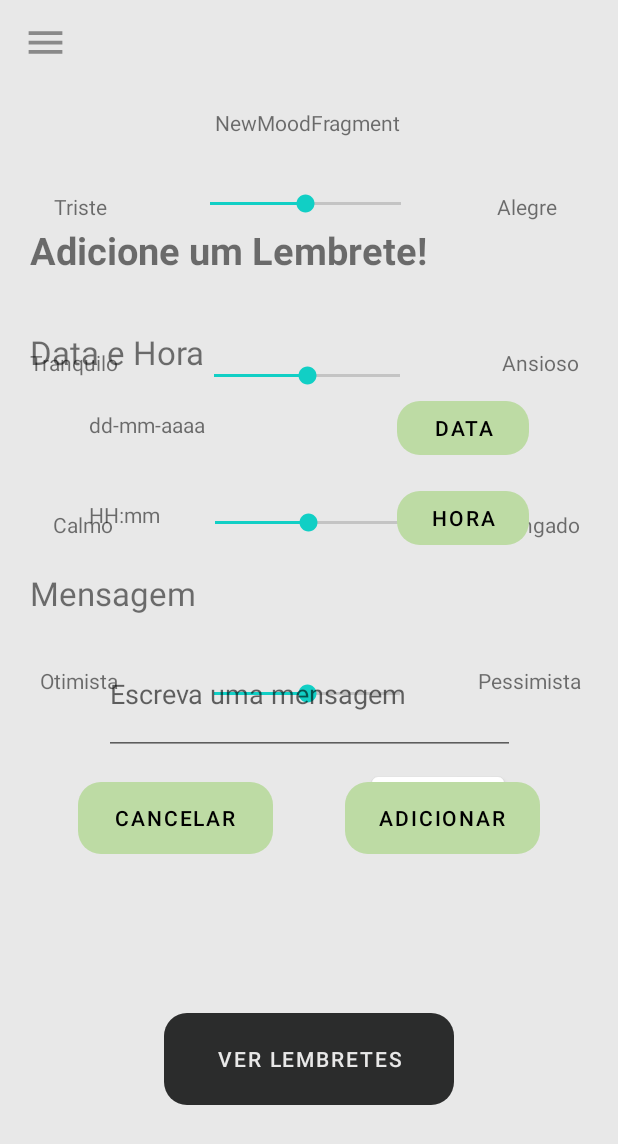
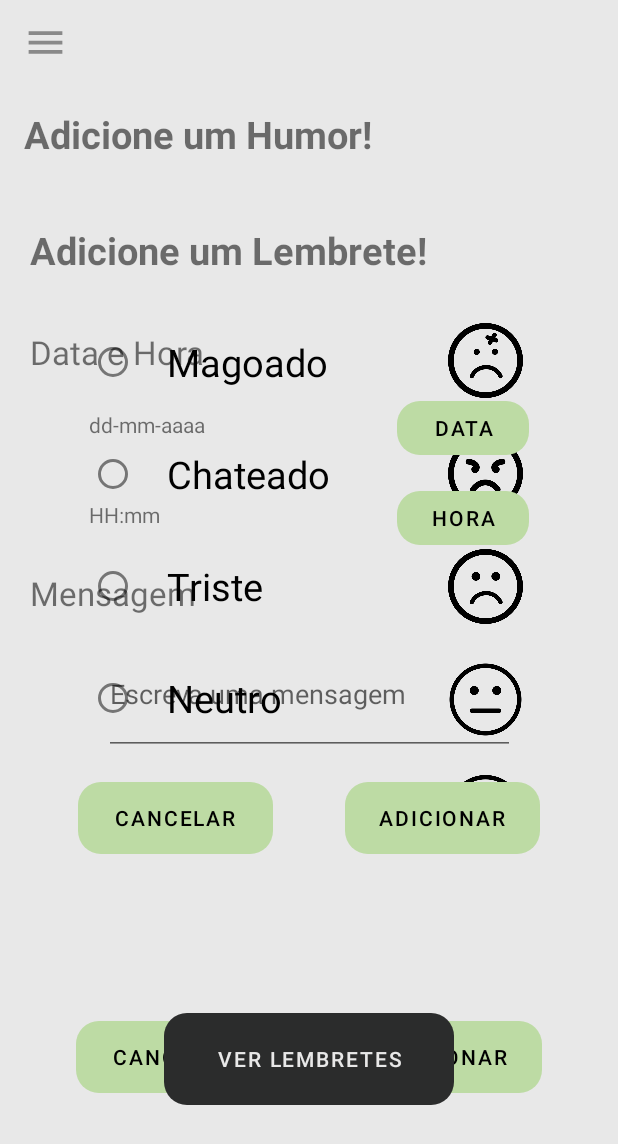
Before and after one commit to DiogoRDuarte/WalkInThePark, an Android app: the fragment NewMoodFragment placed in its activity, after a tap on "ADICIONAR", on a phone screen of 412 x 824 dp. Shown: the top 1144 px of the screen. Run offline under Robolectric (Android 15) with nearby library versions, the phone set to English and light mode, and no system bars; our stand-ins replace Firebase (no records; nobody signed in at launch, a user with empty details on screens opened directly), navigation-ui; libraries missing offline, so code that uses them is left out: com.warkiz.widget; 2 statements that could not run were skipped; 3 other taps on this screen came first.

Commit message:
NewMood xml

```diff
--- a/WalkInThePark/app/src/main/res/layout/fragment_new_mood.xml
+++ b/WalkInThePark/app/src/main/res/layout/fragment_new_mood.xml
@@ -8,153 +8,164 @@
     tools:context=".NewMoodFragment">
 
     <TextView
-        android:id="@+id/textView3"
-        android:layout_width="wrap_content"
+        android:id="@+id/adicionarMood"
+        android:layout_width="match_parent"
         android:layout_height="wrap_content"
+        android:layout_marginStart="16dp"
         android:layout_marginTop="16dp"
-        android:text="NewMoodFragment"
+        android:layout_marginEnd="16dp"
+        android:text="@string/string_new_mood"
+        android:textSize="25sp"
+        android:textStyle="bold"
         app:layout_constraintEnd_toEndOf="parent"
-        app:layout_constraintHorizontal_bias="0.498"
         app:layout_constraintStart_toStartOf="parent"
         app:layout_constraintTop_toTopOf="parent" />
 
-    <SeekBar
-        android:id="@+id/seekBar4"
-        android:layout_width="156dp"
-        android:layout_height="54dp"
-        android:layout_marginTop="60dp"
-        android:max="100"
-        android:progress="50"
-        app:layout_constraintEnd_toEndOf="parent"
-        app:layout_constraintHorizontal_bias="0.494"
-        app:layout_constraintStart_toStartOf="parent"
-        app:layout_constraintTop_toBottomOf="@+id/seekBar3" />
-
-    <TextView
-        android:id="@+id/textView22"
+    <RadioGroup
+        android:id="@+id/radioGroup2"
         android:layout_width="wrap_content"
         android:layout_height="wrap_content"
-        android:layout_marginStart="48dp"
-        android:layout_marginTop="284dp"
-        android:text="Zangado"
-        app:layout_constraintStart_toEndOf="@+id/seekBar3"
-        app:layout_constraintTop_toTopOf="parent" />
+        android:padding="8dp"
+        app:layout_constraintBottom_toTopOf="@+id/buttonCancelar"
+        app:layout_constraintEnd_toStartOf="@+id/linearLayout3"
+        app:layout_constraintHorizontal_bias="0.5"
+        app:layout_constraintStart_toStartOf="parent"
+        app:layout_constraintTop_toBottomOf="@+id/adicionarMood">
 
-    <TextView
-        android:id="@+id/textView24"
+        <RadioButton
+            android:id="@+id/mood1"
             android:layout_width="wrap_content"
             android:layout_height="wrap_content"
-        android:layout_marginTop="388dp"
-        android:layout_marginEnd="48dp"
-        android:text="Otimista"
-        app:layout_constraintEnd_toStartOf="@+id/seekBar4"
-        app:layout_constraintTop_toTopOf="parent" />
+            android:padding="20dp"
+            android:text="Magoado"
+            android:textSize="25dp" />
 
-    <SeekBar
-        android:id="@+id/seekBar"
-        android:layout_width="159dp"
-        android:layout_height="56dp"
-        android:layout_marginTop="52dp"
-        android:max="100"
-        android:progress="50"
-        app:layout_constraintEnd_toEndOf="parent"
-        app:layout_constraintHorizontal_bias="0.492"
-        app:layout_constraintStart_toStartOf="parent"
-        app:layout_constraintTop_toTopOf="parent" />
-
-    <TextView
-        android:id="@+id/textView4"
+        <RadioButton
+            android:id="@+id/mood2"
             android:layout_width="wrap_content"
             android:layout_height="wrap_content"
-        android:layout_marginTop="72dp"
-        android:layout_marginEnd="52dp"
-        android:text="Triste"
-        app:layout_constraintEnd_toStartOf="@+id/seekBar"
-        app:layout_constraintTop_toTopOf="parent" />
+            android:padding="20dp"
+            android:text="Chateado"
+            android:textSize="25dp" />
 
-    <TextView
-        android:id="@+id/textView7"
+        <RadioButton
+            android:id="@+id/mood3"
             android:layout_width="wrap_content"
             android:layout_height="wrap_content"
-        android:layout_marginTop="176dp"
-        android:layout_marginEnd="48dp"
-        android:text="Tranquilo"
-        app:layout_constraintEnd_toStartOf="@+id/seekBar2"
-        app:layout_constraintTop_toTopOf="parent" />
+            android:padding="20dp"
+            android:text="Triste"
+            android:textSize="25dp" />
 
-    <TextView
-        android:id="@+id/textView21"
+        <RadioButton
+            android:id="@+id/mood4"
             android:layout_width="wrap_content"
             android:layout_height="wrap_content"
-        android:layout_marginTop="284dp"
-        android:layout_marginEnd="52dp"
-        android:text="Calmo"
-        app:layout_constraintEnd_toStartOf="@+id/seekBar3"
-        app:layout_constraintTop_toTopOf="parent" />
+            android:padding="20dp"
+            android:text="Neutro"
+            android:textSize="25dp" />
 
-    <TextView
-        android:id="@+id/textView5"
+        <RadioButton
+            android:id="@+id/mood5"
             android:layout_width="wrap_content"
             android:layout_height="wrap_content"
-        android:layout_marginStart="48dp"
-        android:layout_marginTop="72dp"
-        android:text="Alegre"
-        app:layout_constraintStart_toEndOf="@+id/seekBar"
-        app:layout_constraintTop_toTopOf="parent" />
+            android:padding="20dp"
+            android:text="Feliz"
+            android:textSize="25dp" />
 
-    <SeekBar
-        android:id="@+id/seekBar2"
-        android:layout_width="156dp"
-        android:layout_height="54dp"
-        android:layout_marginTop="60dp"
-        android:max="100"
-        android:progress="50"
-        app:layout_constraintEnd_toEndOf="parent"
-        app:layout_constraintHorizontal_bias="0.494"
-        app:layout_constraintStart_toStartOf="parent"
-        app:layout_constraintTop_toBottomOf="@+id/seekBar" />
+    </RadioGroup>
 
-    <TextView
-        android:id="@+id/textView25"
+    <LinearLayout
+        android:id="@+id/linearLayout3"
         android:layout_width="wrap_content"
         android:layout_height="wrap_content"
-        android:layout_marginStart="36dp"
-        android:layout_marginTop="388dp"
-        android:text="Pessimista"
-        app:layout_constraintStart_toEndOf="@+id/seekBar4"
-        app:layout_constraintTop_toTopOf="parent" />
+        android:layout_marginEnd="12dp"
+        android:orientation="vertical"
+        app:layout_constraintBottom_toBottomOf="@+id/radioGroup2"
+        app:layout_constraintEnd_toEndOf="parent"
+        app:layout_constraintHorizontal_bias="0.5"
+        app:layout_constraintStart_toEndOf="@+id/radioGroup2"
+        app:layout_constraintTop_toTopOf="@+id/radioGroup2">
 
-    <TextView
-        android:id="@+id/textView8"
-        android:layout_width="wrap_content"
-        android:layout_height="wrap_content"
-        android:layout_marginStart="52dp"
-        android:layout_marginTop="176dp"
-        android:text="Ansioso"
-        app:layout_constraintStart_toEndOf="@+id/seekBar2"
-        app:layout_constraintTop_toTopOf="parent" />
+        <ImageView
+            android:id="@+id/magoado"
+            android:layout_width="50dp"
+            android:layout_height="75dp"
+            android:src="@drawable/magoado"
+            app:layout_constraintStart_toStartOf="parent"
+            tools:ignore="MissingConstraints" />
 
-    <SeekBar
-        android:id="@+id/seekBar3"
-        android:layout_width="156dp"
-        android:layout_height="54dp"
-        android:layout_marginTop="44dp"
-        android:max="100"
-        android:progress="50"
+        <ImageView
+            android:id="@+id/chateado"
+            android:layout_width="50dp"
+            android:layout_height="75dp"
+            android:src="@drawable/chateado"
+            app:layout_constraintEnd_toStartOf="@+id/triste"
+            app:layout_constraintHorizontal_bias="0.5"
+            app:layout_constraintStart_toEndOf="@+id/magoado"
+            tools:ignore="MissingConstraints" />
+
+        <ImageView
+            android:id="@+id/triste"
+            android:layout_width="50dp"
+            android:layout_height="75dp"
+            android:src="@drawable/triste"
+            app:layout_constraintEnd_toStartOf="@+id/neutro"
+            app:layout_constraintHorizontal_bias="0.5"
+            app:layout_constraintStart_toEndOf="@+id/chateado"
+            tools:ignore="MissingConstraints" />
+
+        <ImageView
+            android:id="@+id/neutro"
+            android:layout_width="50dp"
+            android:layout_height="75dp"
+            android:src="@drawable/neutro"
+            app:layout_constraintEnd_toStartOf="@+id/feliz"
+            app:layout_constraintHorizontal_bias="0.5"
+            app:layout_constraintStart_toEndOf="@+id/triste"
+            tools:ignore="MissingConstraints" />
+
+        <ImageView
+            android:id="@+id/feliz"
+            android:layout_width="50dp"
+            android:layout_height="75dp"
+            android:src="@drawable/feliz"
             app:layout_constraintEnd_toEndOf="parent"
-        app:layout_constraintHorizontal_bias="0.498"
+            tools:ignore="MissingConstraints" />
+
+    </LinearLayout>
+
+    <com.google.android.material.button.MaterialButton
+        android:id="@+id/buttonCancelar"
+        style="?attr/borderlessButtonStyle"
+        android:layout_width="130dp"
+        android:layout_height="60dp"
+        android:gravity="center"
+        android:text="@string/button_cancel"
+        android:textAlignment="center"
+        android:textColor="#000000"
+        app:backgroundTint="#bddba4"
+        app:cornerRadius="15dp"
+        app:layout_constraintBottom_toBottomOf="parent"
+        app:layout_constraintEnd_toStartOf="@+id/buttonAdicionar"
+        app:layout_constraintHorizontal_bias="0.5"
         app:layout_constraintStart_toStartOf="parent"
-        app:layout_constraintTop_toBottomOf="@+id/seekBar2" />
+        app:layout_constraintTop_toBottomOf="@+id/radioGroup2" />
 
-    <Button
-        android:id="@+id/button2"
-        android:layout_width="wrap_content"
-        android:layout_height="wrap_content"
-        android:layout_marginTop="456dp"
-        android:layout_marginEnd="76dp"
-        android:text="Data"
+    <com.google.android.material.button.MaterialButton
+        android:id="@+id/buttonAdicionar"
+        style="?attr/borderlessButtonStyle"
+        android:layout_width="130dp"
+        android:layout_height="60dp"
+        android:gravity="center"
+        android:text="@string/button_add"
+        android:textAlignment="center"
+        android:textColor="#000000"
+        app:backgroundTint="#bddba4"
+        app:cornerRadius="15dp"
+        app:layout_constraintBottom_toBottomOf="@+id/buttonCancelar"
         app:layout_constraintEnd_toEndOf="parent"
-        app:layout_constraintTop_toTopOf="parent" />
-
+        app:layout_constraintHorizontal_bias="0.5"
+        app:layout_constraintStart_toEndOf="@+id/buttonCancelar"
+        app:layout_constraintTop_toTopOf="@+id/buttonCancelar" />
 
 </androidx.constraintlayout.widget.ConstraintLayout>
--- a/WalkInThePark/app/src/main/res/values/strings.xml
+++ b/WalkInThePark/app/src/main/res/values/strings.xml
@@ -21,4 +21,5 @@
     <string name="button_ac_exercises">Gravar Vídeo</string>
     <string name="button_ac_upExercises">Carregar Vídeo</string>
     <string name="button_ac_moods">Adicionar Humor</string>
+    <string name="string_new_mood">Adicione um Humor!</string>
 </resources>
```
Lines whose indentation alone changed are shown as unchanged.
